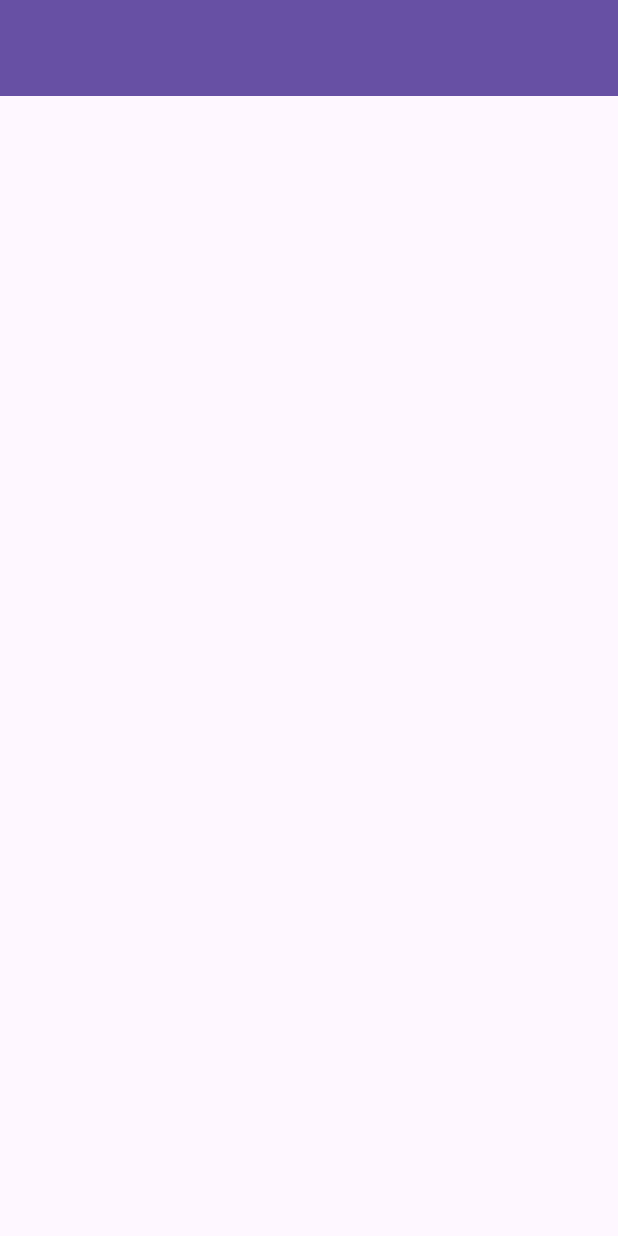
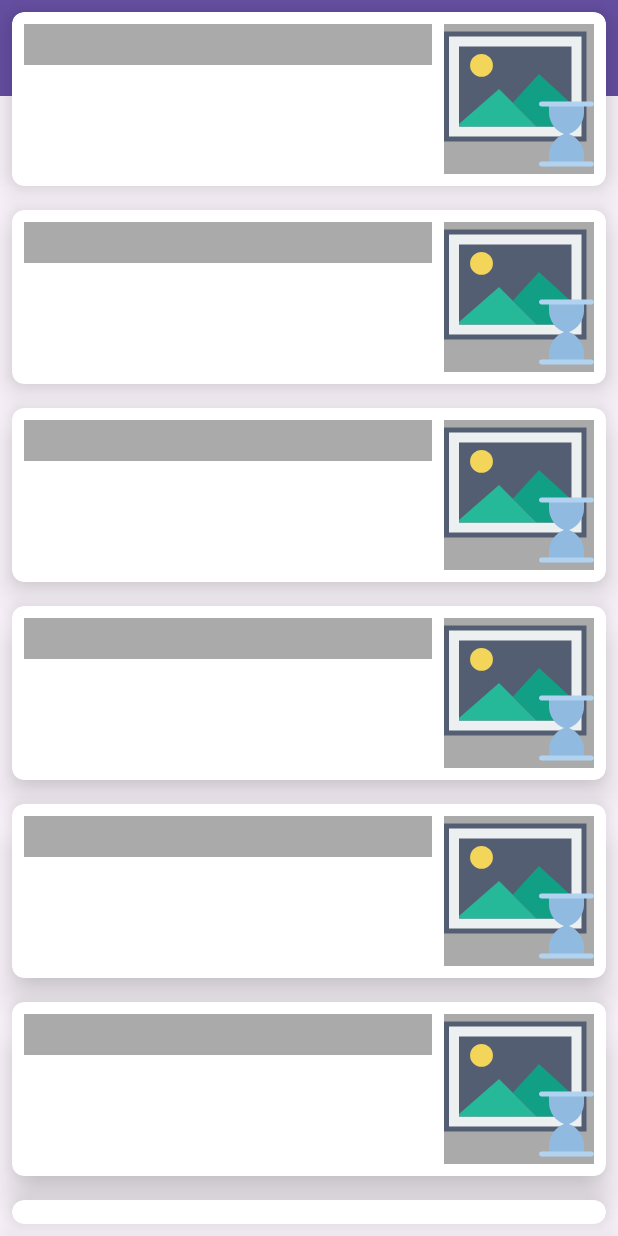
Before and after one commit to MazenAbdelgawad/News, an Android app: the layout fragment_news_list.xml on its own in the app's theme, with its tools: preview values and no code run, on a phone screen of 412 x 824 dp. Run offline under Robolectric (Android 15) with nearby library versions, the phone set to English and light mode, and no system bars.

Commit message:
Add Shimmer layout

```diff
--- a/app/build.gradle.kts
+++ b/app/build.gradle.kts
@@ -64,6 +64,7 @@ dependencies {
     implementRetrofit()
     implementRoom()
     implementHilt()
+    implementShimmer()
 }
 
 fun DependencyHandlerScope.implementLifecycleExtensions() {
@@ -126,3 +127,7 @@ fun DependencyHandlerScope.implementHilt() {
     implementation("com.google.dagger:hilt-android:$hiltVersion")
     kapt("com.google.dagger:hilt-android-compiler:$hiltVersion")
 }
+
+fun DependencyHandlerScope.implementShimmer() {
+    implementation("com.facebook.shimmer:shimmer:0.5.0")
+}
--- a/app/src/main/res/layout/fragment_news_list.xml
+++ b/app/src/main/res/layout/fragment_news_list.xml
@@ -27,6 +27,40 @@
 
     </com.google.android.material.appbar.AppBarLayout>
 
+    <com.facebook.shimmer.ShimmerFrameLayout
+        android:id="@+id/shimmerFrameLayout"
+        android:layout_width="match_parent"
+        android:layout_height="match_parent"
+        android:layout_gravity="center"
+        android:orientation="vertical">
+
+        <LinearLayout
+            android:layout_width="match_parent"
+            android:layout_height="wrap_content"
+            android:orientation="vertical">
+
+            <include layout="@layout/shimmer_placeholder_layout" />
+
+            <include layout="@layout/shimmer_placeholder_layout" />
+
+            <include layout="@layout/shimmer_placeholder_layout" />
+
+            <include layout="@layout/shimmer_placeholder_layout" />
+
+            <include layout="@layout/shimmer_placeholder_layout" />
+
+            <include layout="@layout/shimmer_placeholder_layout" />
+
+            <include layout="@layout/shimmer_placeholder_layout" />
+
+            <include layout="@layout/shimmer_placeholder_layout" />
+
+            <include layout="@layout/shimmer_placeholder_layout" />
+
+            <include layout="@layout/shimmer_placeholder_layout" />
+        </LinearLayout>
+    </com.facebook.shimmer.ShimmerFrameLayout>
+
     <androidx.recyclerview.widget.RecyclerView
         android:id="@+id/recyclerViewNews"
         android:layout_width="0dp"
--- /dev/null
+++ b/app/src/main/res/layout/shimmer_placeholder_layout.xml
@@ -0,0 +1,59 @@
+<?xml version="1.0" encoding="utf-8"?>
+<androidx.cardview.widget.CardView xmlns:android="http://schemas.android.com/apk/res/android"
+    xmlns:app="http://schemas.android.com/apk/res-auto"
+    xmlns:tools="http://schemas.android.com/tools"
+    android:layout_width="match_parent"
+    android:layout_height="wrap_content"
+    android:layout_margin="8dp"
+    app:cardBackgroundColor="@color/white"
+    app:cardCornerRadius="8dp"
+    app:cardElevation="16dp"
+    app:cardMaxElevation="12dp"
+    app:cardPreventCornerOverlap="true"
+    app:cardUseCompatPadding="false">
+
+    <androidx.constraintlayout.widget.ConstraintLayout
+        android:layout_width="match_parent"
+        android:layout_height="match_parent"
+        android:padding="8dp">
+
+        <androidx.appcompat.widget.AppCompatImageView
+            android:id="@+id/image"
+            android:layout_width="100dp"
+            android:layout_height="100dp"
+            android:background="@color/shimmer_placeholder_color"
+            app:layout_constraintEnd_toEndOf="parent"
+            app:layout_constraintTop_toTopOf="parent"
+            app:srcCompat="@drawable/placeholder_img" />
+
+        <androidx.appcompat.widget.AppCompatTextView
+            android:id="@+id/title"
+            android:layout_width="0dp"
+            android:layout_height="wrap_content"
+            android:layout_marginEnd="8dp"
+            android:background="@color/shimmer_placeholder_color"
+            android:ellipsize="end"
+            android:maxLines="2"
+            android:textAppearance="@style/TextAppearance.AppCompat.Title"
+            app:layout_constraintEnd_toStartOf="@+id/image"
+            app:layout_constraintStart_toStartOf="parent"
+            app:layout_constraintTop_toTopOf="parent"
+            tools:text="news title" />
+
+        <androidx.appcompat.widget.AppCompatTextView
+            android:id="@+id/date"
+            android:layout_width="0dp"
+            android:layout_height="wrap_content"
+            android:layout_marginTop="8dp"
+            android:background="@color/shimmer_placeholder_color"
+            android:ellipsize="end"
+            android:maxLines="2"
+            android:textAppearance="@style/TextAppearance.AppCompat.Body1"
+            app:layout_constraintBottom_toBottomOf="parent"
+            app:layout_constraintStart_toStartOf="@+id/title"
+
+            tools:text="author" />
+
+    </androidx.constraintlayout.widget.ConstraintLayout>
+
+</androidx.cardview.widget.CardView>
--- a/app/src/main/res/values/colors.xml
+++ b/app/src/main/res/values/colors.xml
@@ -2,4 +2,5 @@
 <resources>
     <color name="black">#FF000000</color>
     <color name="white">#FFFFFFFF</color>
+    <color name="shimmer_placeholder_color">@android:color/darker_gray</color>
 </resources>
```
